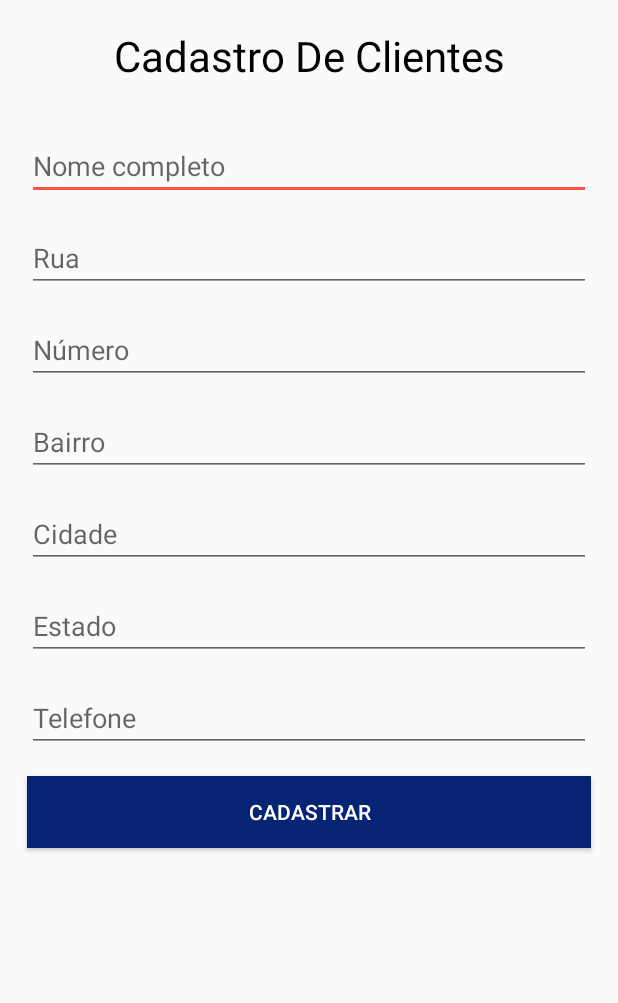
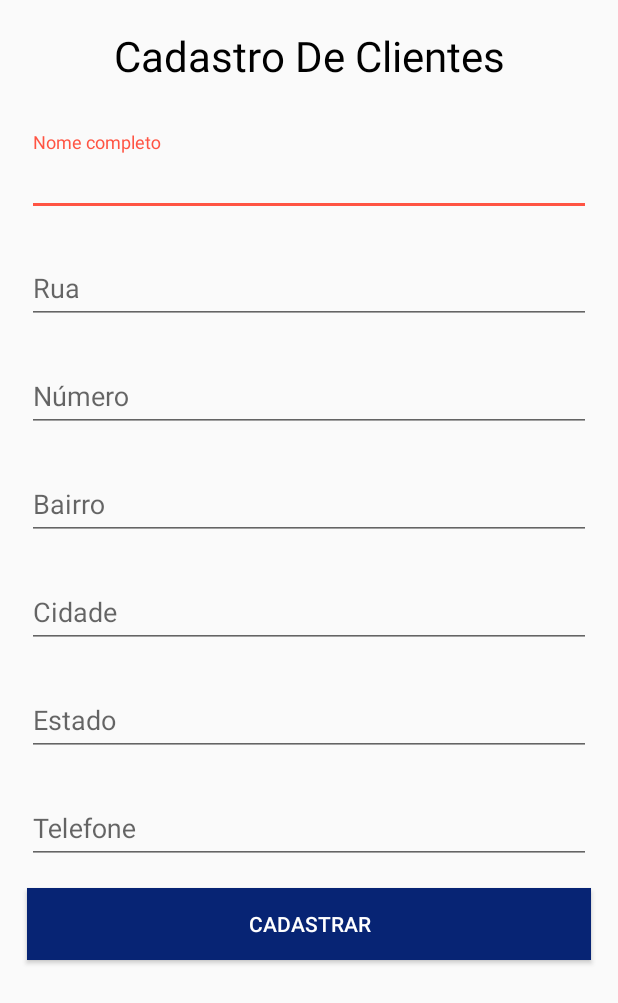
Before and after one commit to RenatoAWK/iStock, an Android app: the RegisterClientActivity screen opened directly, with no data from a screen before it, on a phone screen of 412 x 824 dp. Shown: the top 1003 px of the screen. Run offline under Robolectric (Android 15) with nearby library versions, the phone set to English and light mode, and no system bars.

Commit message:
Adição do TextInputLayout

```diff
--- a/app/src/main/res/layout/activity_register_client.xml
+++ b/app/src/main/res/layout/activity_register_client.xml
@@ -27,8 +27,10 @@
                 android:text="@string/clients_register"
                 android:textAlignment="center"
                 android:textColor="@android:color/black"
-                android:textSize="28sp"
-                 />
+                android:textSize="28sp"/>
+
+            <android.support.design.widget.TextInputLayout
+                style="@style/text_input_layout">
 
                 <EditText
                 android:id="@+id/editTextNameRegisterClient"
@@ -36,11 +38,21 @@
                 android:hint="@string/full_name"
                 android:inputType="textPersonName" />
 
+            </android.support.design.widget.TextInputLayout>
+
+            <android.support.design.widget.TextInputLayout
+                style="@style/text_input_layout">
+
                 <EditText
                     android:id="@+id/editTextStreetRegisterClient"
                     style="@style/edit_text"
                     android:hint="@string/street"
                     android:inputType="text" />
+
+            </android.support.design.widget.TextInputLayout>
+
+            <android.support.design.widget.TextInputLayout
+                style="@style/text_input_layout">
 
                 <EditText
                     android:id="@+id/editTextNumberRegisterClient"
@@ -48,6 +60,10 @@
                     android:hint="@string/number"
                     android:inputType="number" />
 
+            </android.support.design.widget.TextInputLayout>
+
+            <android.support.design.widget.TextInputLayout
+                style="@style/text_input_layout">
 
                 <EditText
                     android:id="@+id/editTextDistrictRegisterClient"
@@ -55,11 +71,21 @@
                     android:hint="@string/district"
                     android:inputType="text" />
 
+            </android.support.design.widget.TextInputLayout>
+
+            <android.support.design.widget.TextInputLayout
+                style="@style/text_input_layout">
+
                 <EditText
                     android:id="@+id/editTextCityRegisterClient"
                     style="@style/edit_text"
                     android:hint="@string/city"
                     android:inputType="text" />
+
+            </android.support.design.widget.TextInputLayout>
+
+            <android.support.design.widget.TextInputLayout
+                style="@style/text_input_layout">
 
                 <EditText
                     android:id="@+id/editTextStateRegisterClient"
@@ -67,11 +93,18 @@
                     android:hint="@string/state"
                     android:inputType="text" />
 
+            </android.support.design.widget.TextInputLayout>
+
+            <android.support.design.widget.TextInputLayout
+                style="@style/text_input_layout">
+
                 <EditText
                     android:id="@+id/editTextPhoneRegisterClient"
                     style="@style/edit_text"
                     android:hint="@string/phone"
                     android:inputType="number" />
+
+            </android.support.design.widget.TextInputLayout>
 
             <Button
                 android:id="@+id/buttonRegisterRegisterClient"
--- a/app/src/main/res/values/styles.xml
+++ b/app/src/main/res/values/styles.xml
@@ -46,4 +46,9 @@
         <item name="android:textColor">@android:color/black</item>
     </style>
 
+    <style name="text_input_layout">
+        <item name="android:layout_height">wrap_content</item>
+        <item name="android:layout_width">match_parent</item>
+    </style>
+
 </resources>
```
Also changed, not shown: app/src/main/res/layout/activity_edit_client.xml (+36 -2 lines), app/src/main/res/layout/activity_edit_product.xml (+20 -0 lines), app/src/main/res/layout/activity_login.xml (+10 -0 lines), app/src/main/res/layout/activity_register.xml (+28 -9 lines), app/src/main/res/layout/activity_register_product.xml (+21 -2 lines). Lines whose indentation alone changed are shown as unchanged.
